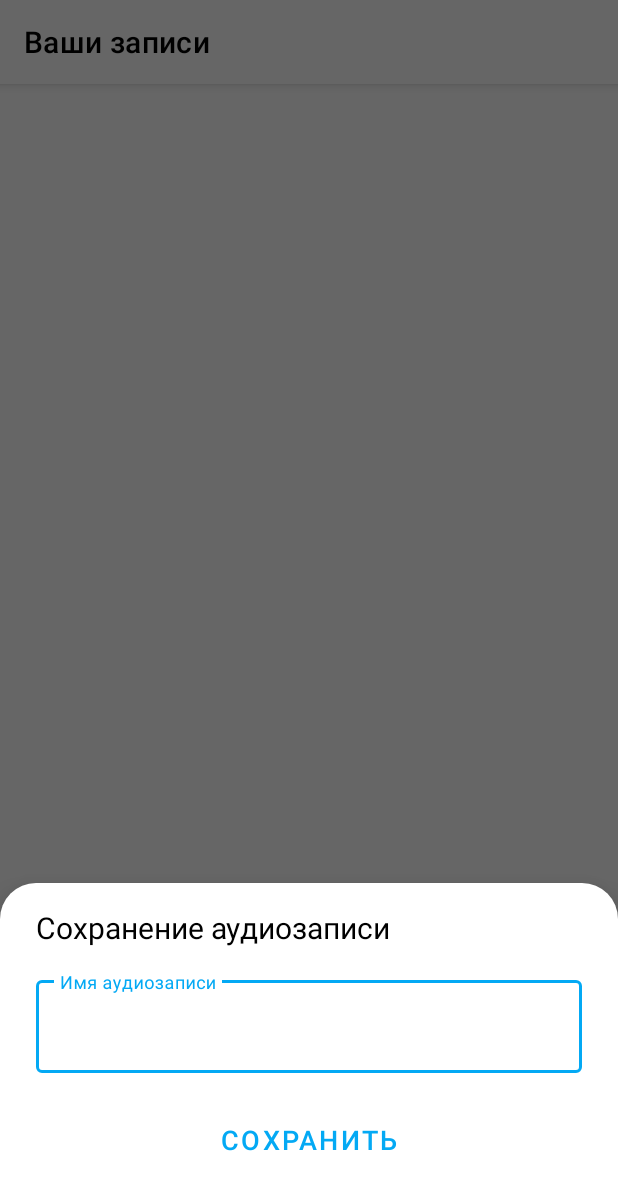
After one commit to andreyhoco/Voice_Diary, an Android app: the fragment SaveRecordFileNameBottomSheet placed in its activity, on a phone screen of 412 x 824 dp. The commit adds this screen. Shown: the top 1190 px of the screen. Run offline under Robolectric (Android 15) with nearby library versions, the phone set to English and light mode, and no system bars; libraries missing offline, so code that uses them is left out: com.vk.api.

Commit message:
Add bottomSheetFragment for filename entering

```diff
--- a/app/src/main/java/com/designdrivendevelopment/voicediary/RecordsFragment.kt
+++ b/app/src/main/java/com/designdrivendevelopment/voicediary/RecordsFragment.kt
@@ -77,10 +77,12 @@ class RecordsFragment : Fragment() {
         super.onViewCreated(view, savedInstanceState)
         val context = requireContext()
         if (isRecordPermissionGranted) RecordService.start(context)
+        else viewModel.updateRecordsList()
 
         requireActivity().title = getString(R.string.title_records_fragment)
         initViews(view)
         setupListeners()
+        setupFragmentResultListener()
         setFabsStateTo(isRecording)
 
         val recordsAdapter = RecordsAdapter(context)
@@ -96,7 +98,6 @@ class RecordsFragment : Fragment() {
             val intent = Intent(context, RecordService::class.java)
             context.bindService(intent, recordServiceConnection, Context.BIND_AUTO_CREATE)
         }
-        viewModel.updateRecordsList()
     }
 
     override fun onResume() {
@@ -161,6 +162,7 @@ class RecordsFragment : Fragment() {
             val recording = recordService?.isRecording ?: false
             viewModel.setRecordingStatus(recording)
             viewModel.updateRecordsList()
+            showBottomSheet()
         }
 
         settingsFab?.setOnClickListener {
@@ -186,6 +188,25 @@ class RecordsFragment : Fragment() {
             records.observe(this@RecordsFragment) { records -> adapter?.submitList(records) }
             newRecordPath.observe(this@RecordsFragment) { path -> recordPath = path }
         }
+    }
+
+    private fun setupFragmentResultListener() {
+        childFragmentManager.setFragmentResultListener(
+            SaveRecordFileNameBottomSheet.RESULT_ENTER_FILENAME_KEY,
+            this
+        ) { _, bundle ->
+            val oldName = bundle.getString(SaveRecordFileNameBottomSheet.OLD_FILENAME).orEmpty()
+            val enteredName = bundle.getString(SaveRecordFileNameBottomSheet.ENTERED_FILENAME).orEmpty()
+            if (enteredName.isNotEmpty()) {
+                if (oldName.isNotEmpty()) viewModel.renameRecord(oldName, enteredName)
+                else viewModel.saveCurrRecordAs(enteredName)
+            }
+        }
+    }
+
+    private fun showBottomSheet() {
+        SaveRecordFileNameBottomSheet()
+            .show(childFragmentManager, SaveRecordFileNameBottomSheet.SAVE_RECORD_FILENAME_TAG)
     }
 
     private fun showSettingsDialog(context: Context, onPositive: (() -> Unit)? = null) {
@@ -229,7 +250,7 @@ class RecordsFragment : Fragment() {
             ROTATION_TRANSITION_ANGLE,
             ROTATION_END_ANGLE
         ).apply {
-            duration = CHANGE_EDITABLE_ANIMATION_DURATION
+            duration = CHANGE_STATE_ANIMATION_DURATION
         }
         ObjectAnimator.ofFloat(
             hiddenView,
@@ -237,7 +258,7 @@ class RecordsFragment : Fragment() {
             ROTATION_START_ANGLE,
             ROTATION_TRANSITION_ANGLE
         ).apply {
-            duration = CHANGE_EDITABLE_ANIMATION_DURATION
+            duration = CHANGE_STATE_ANIMATION_DURATION
             addListener(
                 object : AnimatorListenerAdapter() {
                     override fun onAnimationEnd(animation: Animator?) {
@@ -255,7 +276,7 @@ class RecordsFragment : Fragment() {
         private const val ROTATION_START_ANGLE = 0f
         private const val ROTATION_TRANSITION_ANGLE = 180f
         private const val ROTATION_END_ANGLE = 360f
-        private const val CHANGE_EDITABLE_ANIMATION_DURATION = 100L
+        private const val CHANGE_STATE_ANIMATION_DURATION = 100L
         private const val PREVIOUS_STATE = "previous_state"
         const val OPEN_SETTINGS_KEY = "open_settings_fragment"
         const val REQUEST_RECORD_PERMISSION_KEY = "request_record_permission"
--- a/app/src/main/java/com/designdrivendevelopment/voicediary/RecordsViewModel.kt
+++ b/app/src/main/java/com/designdrivendevelopment/voicediary/RecordsViewModel.kt
@@ -40,6 +40,7 @@ class RecordsViewModel(
     fun renameRecord(oldName: String, newName: String) {
         viewModelScope.launch(coroutineDispatcher) {
             fileManager.renameRecord(oldName, newName + FILE_EXTENSION)
+            updateRecordsList()
         }
     }
 
--- /dev/null
+++ b/app/src/main/java/com/designdrivendevelopment/voicediary/SaveRecordFileNameBottomSheet.kt
@@ -0,0 +1,76 @@
+package com.designdrivendevelopment.voicediary
+
+import android.os.Bundle
+import android.view.LayoutInflater
+import android.view.View
+import android.view.ViewGroup
+import android.widget.Button
+import androidx.fragment.app.setFragmentResult
+import com.google.android.material.bottomsheet.BottomSheetBehavior
+import com.google.android.material.bottomsheet.BottomSheetDialogFragment
+import com.google.android.material.textfield.TextInputLayout
+
+class SaveRecordFileNameBottomSheet : BottomSheetDialogFragment() {
+    private var enteredNameTextField: TextInputLayout? = null
+    private var saveButton: Button? = null
+
+    override fun onCreateView(
+        inflater: LayoutInflater,
+        container: ViewGroup?,
+        savedInstanceState: Bundle?
+    ): View? {
+        return inflater.inflate(R.layout.bottom_sheet_rename_record, container, false)
+    }
+
+    override fun onViewCreated(view: View, savedInstanceState: Bundle?) {
+        super.onViewCreated(view, savedInstanceState)
+        initViews(view)
+        setupListeners()
+    }
+
+    override fun onDestroyView() {
+        super.onDestroyView()
+        clearViews()
+    }
+
+    private fun setupListeners() {
+        enteredNameTextField?.error = null
+        saveButton?.setOnClickListener {
+            val text = enteredNameTextField?.editText?.text?.toString().orEmpty()
+            if (text.isEmpty()) {
+                enteredNameTextField?.error = getString(R.string.error_missing_filename)
+                return@setOnClickListener
+            }
+            val bundle = Bundle().apply {
+                putString(ENTERED_FILENAME, text)
+                putString(OLD_FILENAME, arguments?.getString(OLD_FILENAME).orEmpty())
+            }
+            setFragmentResult(RESULT_ENTER_FILENAME_KEY, bundle)
+            dismiss()
+        }
+    }
+
+    private fun initViews(view: View) {
+        enteredNameTextField = view.findViewById(R.id.text_entered_filename)
+        saveButton = view.findViewById(R.id.save_filename)
+    }
+
+    private fun clearViews() {
+        enteredNameTextField = null
+        saveButton = null
+    }
+
+    companion object {
+        const val RESULT_ENTER_FILENAME_KEY = "enter_filename_key"
+        const val ENTERED_FILENAME = "entered_filename"
+        const val OLD_FILENAME = "old_filename"
+        const val SAVE_RECORD_FILENAME_TAG = "save_record_filename_tag"
+
+        @JvmStatic
+        fun newInstance(oldFilename: String?) = SaveRecordFileNameBottomSheet().apply {
+            if (oldFilename != null) arguments = Bundle().apply {
+                putString(OLD_FILENAME, oldFilename)
+            }
+        }
+    }
+}
--- /dev/null
+++ b/app/src/main/res/layout/bottom_sheet_rename_record.xml
@@ -0,0 +1,48 @@
+<?xml version="1.0" encoding="utf-8"?>
+<LinearLayout
+    xmlns:android="http://schemas.android.com/apk/res/android"
+    xmlns:app="http://schemas.android.com/apk/res-auto"
+    android:layout_width="match_parent"
+    android:layout_height="wrap_content"
+    android:orientation="vertical"
+    android:elevation="12dp"
+    android:paddingVertical="16dp"
+    android:paddingHorizontal="24dp">
+
+    <TextView
+        android:layout_width="match_parent"
+        android:layout_height="wrap_content"
+        android:gravity="start"
+        android:text="@string/bottom_sheet_title"
+        android:textSize="20sp"/>
+
+    <com.google.android.material.textfield.TextInputLayout
+        android:id="@+id/text_entered_filename"
+        android:layout_width="match_parent"
+        android:layout_height="wrap_content"
+        android:layout_marginTop="16dp"
+        android:gravity="start|top"
+        android:hint="@string/hint_enter_filename_text_field"
+        android:enabled="true"
+        style="@style/Widget.MaterialComponents.TextInputLayout.OutlinedBox"
+        app:errorEnabled="true"
+        app:hintAnimationEnabled="false"
+        app:endIconMode="clear_text">
+
+        <com.google.android.material.textfield.TextInputEditText
+            android:gravity="start|top"
+            android:layout_width="match_parent"
+            android:layout_height="wrap_content"
+            android:textColor="@color/black"
+            android:textSize="20sp"/>
+
+    </com.google.android.material.textfield.TextInputLayout>
+
+    <Button
+        android:id="@+id/save_filename"
+        android:layout_width="match_parent"
+        android:layout_height="wrap_content"
+        android:layout_marginBottom="24dp"
+        android:text="@string/text_save_button"
+        android:textSize="18sp"/>
+</LinearLayout>
--- a/app/src/main/res/values/strings.xml
+++ b/app/src/main/res/values/strings.xml
@@ -18,4 +18,8 @@
     <string name="title_records_fragment">Ваши записи</string>
     <string name="alert_open_settings_while_record">Сейчас происходит запись голосового сообщения, если Вы перейдете в настройки, запись будет остановлена</string>
     <string name="alert_request_record_permission">Для записи голосовых сообщений, необходимо предоставить приложению доступ к микрофону, далее будет запрошено соответствующее разрешение</string>
+    <string name="error_missing_filename">Необходимо ввести имя</string>
+    <string name="bottom_sheet_title">Сохранение аудиозаписи</string>
+    <string name="hint_enter_filename_text_field">Имя аудиозаписи</string>
+    <string name="text_save_button">Сохранить</string>
 </resources>
--- a/app/src/main/res/values/themes.xml
+++ b/app/src/main/res/values/themes.xml
@@ -15,6 +15,7 @@
         <item name="android:windowLightStatusBar">true</item>
         <item name="android:statusBarColor" tools:targetApi="l">@color/white</item>
 
+        <item name="bottomSheetDialogTheme">@style/ThemeOverlay.App.BottomSheetDialog</item>
         <item name="actionBarTheme">@style/Theme.VoiceDiary.AppBarOverlay</item>
         <!-- Customize your theme here. -->
     </style>
@@ -23,4 +24,20 @@
         <item name="android:textColorPrimary">@color/black</item>
         <item name="colorPrimary">@color/white</item>
     </style>
+
+    <style name="ThemeOverlay.App.BottomSheetDialog" parent="ThemeOverlay.MaterialComponents.BottomSheetDialog">
+        <item name="bottomSheetStyle">@style/ModalBottomSheetDialog</item>
+    </style>
+
+    <style name="ModalBottomSheetDialog" parent="Widget.MaterialComponents.BottomSheet.Modal">
+        <item name="behavior_peekHeight">512dp</item>
+        <item name="backgroundTint">?attr/colorOnPrimary</item>
+        <item name="shapeAppearance">@style/ShapeAppearance.App.LargeComponent</item>
+    </style>
+
+    <style name="ShapeAppearance.App.LargeComponent" parent="ShapeAppearance.MaterialComponents.LargeComponent">
+        <item name="cornerFamily">rounded</item>
+        <item name="cornerSizeTopLeft">24dp</item>
+        <item name="cornerSizeTopRight">24dp</item>
+    </style>
 </resources>
```
